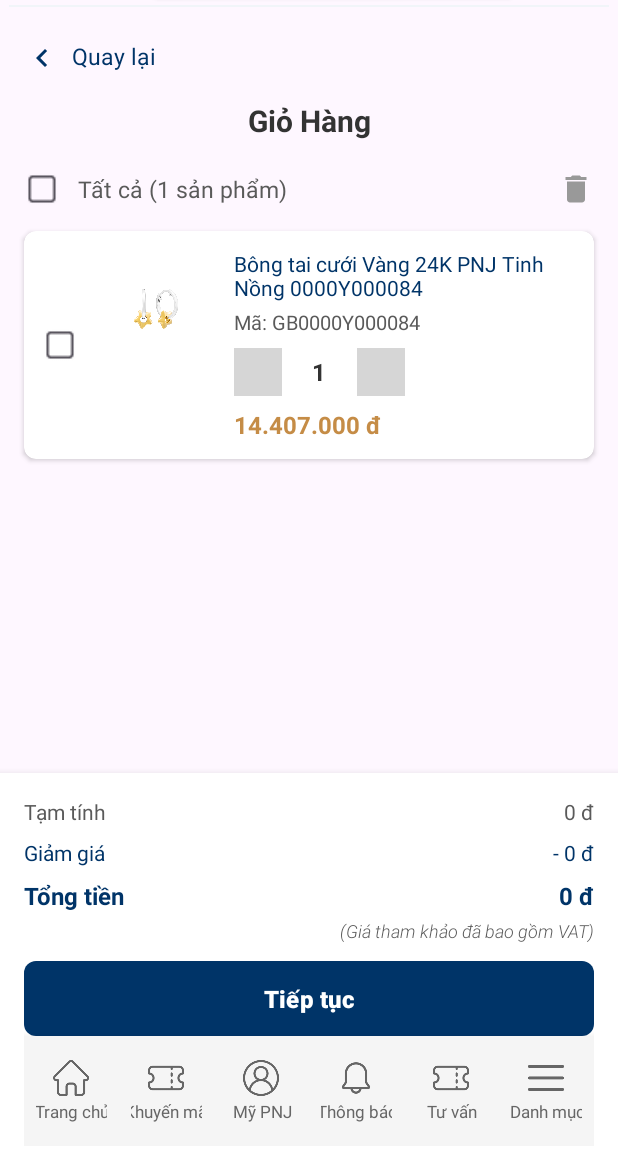
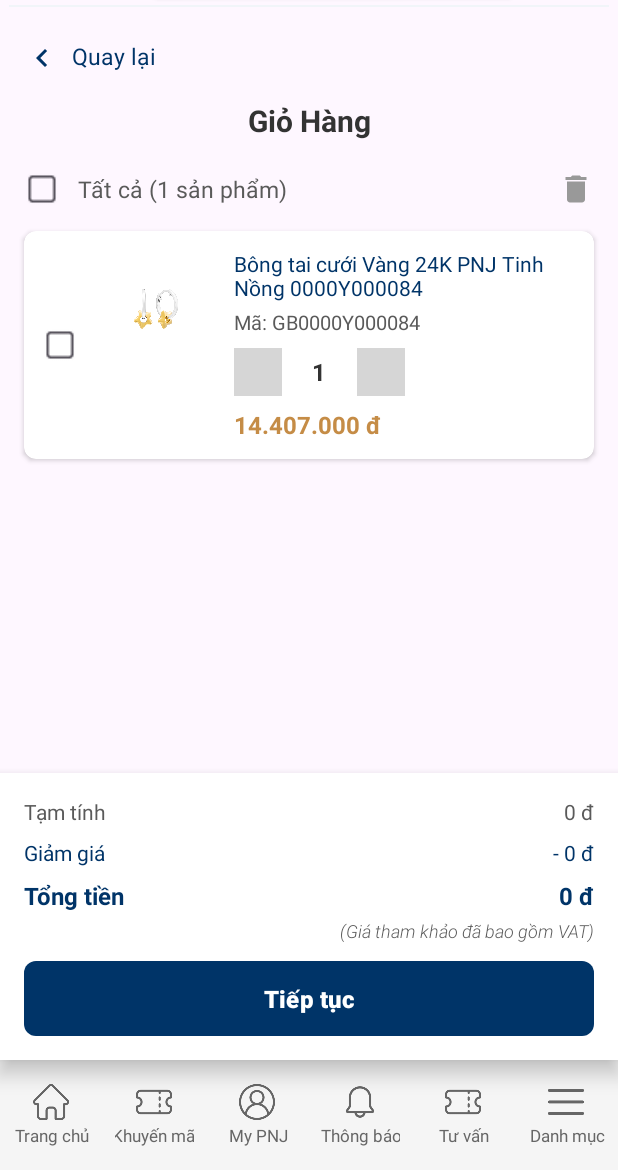
Before and after one commit to nguyenthihien51035/mobile, an Android app: the CartActivity screen opened directly, with no data from a screen before it, on a phone screen of 412 x 824 dp, the part 66-1236 px from its top. Run offline under Robolectric (Android 15) with nearby library versions, the phone set to English and light mode, and no system bars; 1 statement that could not run was skipped; grey boxes are pictures that could not be loaded.

Commit message:
Thêm: CustomBottomNavigationView, CustomCategoryDrawer, custom_category_drawer Xóa: fragment_bottom_navigation_panel Sửa: activity_cart.xml, activity_home_page.xml, activity_login.xml

```diff
--- /dev/null
+++ b/app/src/main/java/com/example/btl_nhom1/app/presentation/common/CustomBottomNavigationView.java
@@ -0,0 +1,85 @@
+package com.example.btl_nhom1.app.presentation.common;
+
+import android.content.Context;
+import android.content.Intent;
+import android.util.AttributeSet;
+import android.view.LayoutInflater;
+import android.widget.LinearLayout;
+import android.widget.Toast;
+
+import com.example.btl_nhom1.R;
+import com.example.btl_nhom1.app.presentation.pages.HomePageActivity;
+import com.example.btl_nhom1.app.presentation.pages.LoginActivity;
+
+public class CustomBottomNavigationView extends LinearLayout {
+    // Interface để giao tiếp với Activity chứa nó, ví dụ để mở Category Drawer
+    public interface OnBottomNavigationItemClickListener {
+        void onCategoryMenuClicked();
+    }
+
+    private OnBottomNavigationItemClickListener listener;
+
+    public void setOnBottomNavigationItemClickListener(OnBottomNavigationItemClickListener listener) {
+        this.listener = listener;
+    }
+
+    public CustomBottomNavigationView(Context context) {
+        super(context);
+        init(context);
+    }
+
+    public CustomBottomNavigationView(Context context, AttributeSet attrs) {
+        super(context, attrs);
+        init(context);
+    }
+
+    public CustomBottomNavigationView(Context context, AttributeSet attrs, int defStyleAttr) {
+        super(context, attrs, defStyleAttr);
+        init(context);
+    }
+
+    private void init(Context context) {
+        LayoutInflater.from(context).inflate(R.layout.fragment_bottom_navigation, this, true);
+
+        LinearLayout navHome = findViewById(R.id.navHome);
+        LinearLayout navPromotion = findViewById(R.id.navPromotion);
+        LinearLayout navMyPNJ = findViewById(R.id.navMyPNJ);
+        LinearLayout navNotification = findViewById(R.id.navNotification);
+        LinearLayout navConsult = findViewById(R.id.navConsult);
+        LinearLayout navMenu = findViewById(R.id.navMenu); // Nút danh mục
+
+        // Xử lý click cho Trang chủ
+        navHome.setOnClickListener(v -> {
+            // Kiểm tra nếu đang ở HomePageActivity thì không làm gì để tránh tạo Activity mới
+            if (!(context instanceof HomePageActivity)) {
+                Intent intent = new Intent(context, HomePageActivity.class);
+                // Các flag này sẽ xóa tất cả Activity trên HomePageActivity và đưa HomePageActivity lên trên cùng
+                intent.addFlags(Intent.FLAG_ACTIVITY_CLEAR_TOP | Intent.FLAG_ACTIVITY_SINGLE_TOP);
+                context.startActivity(intent);
+            }
+        });
+
+        // Xử lý click cho My PNJ
+        navMyPNJ.setOnClickListener(v -> {
+            // Kiểm tra nếu đang ở LoginActivity thì không làm gì để tránh tạo Activity mới
+            if (!(context instanceof LoginActivity)) {
+                Intent intent = new Intent(context, LoginActivity.class);
+                // intent.addFlags(Intent.FLAG_ACTIVITY_CLEAR_TOP | Intent.FLAG_ACTIVITY_SINGLE_TOP);
+                context.startActivity(intent);
+            }
+        });
+
+        // Xử lý click cho Danh mục (sử dụng Listener để giao tiếp với Activity)
+        navMenu.setOnClickListener(v -> {
+            if (listener != null) {
+                listener.onCategoryMenuClicked();
+            }
+        });
+
+        // Xử lý click cho các mục khác (ví dụ: Khuyến mãi, Thông báo, Tư vấn)
+        // Hiện tại chỉ hiển thị Toast
+        navPromotion.setOnClickListener(v -> Toast.makeText(context, "Chuyển đến Khuyến mãi", Toast.LENGTH_SHORT).show());
+        navNotification.setOnClickListener(v -> Toast.makeText(context, "Chuyển đến Thông báo", Toast.LENGTH_SHORT).show());
+        navConsult.setOnClickListener(v -> Toast.makeText(context, "Chuyển đến Tư vấn", Toast.LENGTH_SHORT).show());
+    }
+}
--- /dev/null
+++ b/app/src/main/java/com/example/btl_nhom1/app/presentation/common/CustomCategoryDrawer.java
@@ -0,0 +1,109 @@
+package com.example.btl_nhom1.app.presentation.common;
+
+import android.content.Context;
+import android.util.AttributeSet;
+import android.util.DisplayMetrics;
+import android.view.LayoutInflater;
+import android.view.View;
+import android.widget.LinearLayout;
+import android.widget.ListView;
+import android.widget.RelativeLayout;
+
+import com.example.btl_nhom1.R;
+import com.example.btl_nhom1.app.domain.model.CategoryItem;
+import com.example.btl_nhom1.app.presentation.adapter.ExpandableCategoryAdapter;
+
+import java.util.Arrays;
+import java.util.List;
+
+public class CustomCategoryDrawer extends RelativeLayout {
+    private LinearLayout menuPanel;
+    private View overlay;
+    private ListView listCategory;
+
+    public CustomCategoryDrawer(Context context) {
+        super(context);
+        init(context);
+    }
+
+    public CustomCategoryDrawer(Context context, AttributeSet attrs) {
+        super(context, attrs);
+        init(context);
+    }
+
+    public CustomCategoryDrawer(Context context, AttributeSet attrs, int defStyleAttr) {
+        super(context, attrs, defStyleAttr);
+        init(context);
+    }
+
+    private void init(Context context) {
+        // Inflate layout riêng của custom view
+        LayoutInflater.from(context).inflate(R.layout.custom_category_drawer, this, true);
+
+        menuPanel = findViewById(R.id.menuPanel);
+        overlay = findViewById(R.id.overlayBackground);
+        listCategory = findViewById(R.id.listCategory);
+
+        // Cấu hình kích thước menu panel (70% chiều rộng màn hình)
+        DisplayMetrics metrics = getResources().getDisplayMetrics();
+        int screenWidth = metrics.widthPixels;
+        RelativeLayout.LayoutParams params = (RelativeLayout.LayoutParams) menuPanel.getLayoutParams();
+        params.width = (int) (screenWidth * 0.7);
+        menuPanel.setLayoutParams(params);
+
+        // Dữ liệu danh mục
+        List<CategoryItem> categories = Arrays.asList(
+                new CategoryItem("Nhẫn +", Arrays.asList("Nhẫn Vàng", "Nhẫn Kim Cương", "Nhẫn Bạc")),
+                new CategoryItem("Dây chuyền +", Arrays.asList("Dây Chuyền Vàng", "Dây Chuyền Bạc")),
+                new CategoryItem("Bông tai", null),
+                new CategoryItem("Vòng tay", null),
+                new CategoryItem("Đồng hồ", null),
+                new CategoryItem("Trang sức cưới", null)
+        );
+
+        ExpandableCategoryAdapter adapter = new ExpandableCategoryAdapter(context, categories);
+        listCategory.setAdapter(adapter);
+
+        // Xử lý đóng menu khi click vào overlay
+        overlay.setOnClickListener(v -> closeDrawer());
+    }
+
+    // Phương thức để mở menu
+    public void openDrawer() {
+        menuPanel.setVisibility(View.VISIBLE);
+        overlay.setVisibility(View.VISIBLE);
+        menuPanel.post(() -> {
+            menuPanel.setTranslationX(menuPanel.getWidth());
+            menuPanel.animate().translationX(0).setDuration(300).start();
+        });
+    }
+
+    // Phương thức để đóng menu
+    public void closeDrawer() {
+        menuPanel.post(() -> {
+            menuPanel.animate()
+                    .translationX(menuPanel.getWidth())
+                    .setDuration(300)
+                    .withEndAction(() -> {
+                        menuPanel.setVisibility(View.GONE);
+                        overlay.setVisibility(View.GONE);
+                    })
+                    .start();
+        });
+    }
+
+    // Kiểm tra xem drawer có đang mở không
+    public boolean isDrawerOpen() {
+        return menuPanel.getVisibility() == View.VISIBLE;
+    }
+
+    // Override onBackPressed để đóng drawer nếu đang mở
+    // Lưu ý: gọi phương thức này từ onBackPressed của Activity
+    public boolean handleBackPressed() {
+        if (isDrawerOpen()) {
+            closeDrawer();
+            return true; // Đã xử lý sự kiện back
+        }
+        return false; // Không xử lý, để Activity xử lý tiếp
+    }
+}
--- a/app/src/main/java/com/example/btl_nhom1/app/presentation/pages/CartActivity.java
+++ b/app/src/main/java/com/example/btl_nhom1/app/presentation/pages/CartActivity.java
@@ -1,6 +1,7 @@
 package com.example.btl_nhom1.app.presentation.pages;
 
 import android.os.Bundle;
+import android.widget.ImageView;
 
 import androidx.activity.EdgeToEdge;
 import androidx.appcompat.app.AppCompatActivity;
--- a/app/src/main/res/layout/activity_cart.xml
+++ b/app/src/main/res/layout/activity_cart.xml
@@ -1,11 +1,10 @@
 <?xml version="1.0" encoding="utf-8"?>
-<LinearLayout xmlns:android="http://schemas.android.com/apk/res/android"
+<RelativeLayout xmlns:android="http://schemas.android.com/apk/res/android"
     xmlns:app="http://schemas.android.com/apk/res-auto"
     xmlns:tools="http://schemas.android.com/tools"
     android:id="@+id/main"
     android:layout_width="match_parent"
-    android:layout_height="match_parent"
-    android:orientation="vertical">
+    android:layout_height="match_parent">
 
     <!-- Header -->
     <com.example.btl_nhom1.app.presentation.common.CustomHeaderView
@@ -18,6 +17,7 @@
         android:id="@+id/tvBack"
         android:layout_width="wrap_content"
         android:layout_height="wrap_content"
+        android:layout_below="@id/customHeader"
         android:layout_marginStart="16dp"
         android:layout_marginTop="16dp"
         android:drawableStart="@drawable/ic_back"
@@ -27,8 +27,10 @@
         android:textSize="15sp" />
 
     <TextView
+        android:id="@+id/tvPageTitle"
         android:layout_width="match_parent"
         android:layout_height="wrap_content"
+        android:layout_below="@id/tvBack"
         android:layout_marginTop="16dp"
         android:gravity="center"
         android:text="Giỏ Hàng"
@@ -37,13 +39,15 @@
         android:textStyle="bold" />
 
     <LinearLayout
+        android:id="@+id/llSelectAllHeader"
         android:layout_width="match_parent"
         android:layout_height="wrap_content"
+        android:layout_below="@id/tvPageTitle"
+        android:layout_marginStart="16dp"
         android:layout_marginTop="20dp"
-        android:layout_marginStart="16dp"
         android:layout_marginEnd="16dp"
-        android:orientation="horizontal"
-        android:gravity="center_vertical">
+        android:gravity="center_vertical"
+        android:orientation="horizontal">
 
         <CheckBox
             android:id="@+id/cbSelectAll"
@@ -68,11 +72,126 @@
             app:tint="#999999" />
     </LinearLayout>
 
+    <!-- Bottom Navigation - Phải ở cấp độ trên cùng của RelativeLayout -->
+    <com.example.btl_nhom1.app.presentation.common.CustomBottomNavigationView
+        android:id="@+id/customBottomNav"
+        android:layout_width="match_parent"
+        android:layout_height="wrap_content"
+        android:layout_alignParentBottom="true" />
+
+    <!-- Summary and Checkout - Phải ở trên Bottom Navigation -->
+    <LinearLayout
+        android:id="@+id/llCartSummaryAndCheckout"
+        android:layout_width="match_parent"
+        android:layout_height="wrap_content"
+        android:layout_above="@id/customBottomNav"
+        android:background="#FFFFFF"
+        android:elevation="8dp"
+        android:orientation="vertical"
+        android:padding="16dp">
+
+        <LinearLayout
+            android:layout_width="match_parent"
+            android:layout_height="wrap_content"
+            android:orientation="horizontal">
+
+            <TextView
+                android:layout_width="0dp"
+                android:layout_height="wrap_content"
+                android:layout_weight="1"
+                android:text="Tạm tính"
+                android:textColor="#5A5A5A"
+                android:textSize="14sp" />
+
+            <TextView
+                android:id="@+id/tvSubtotal"
+                android:layout_width="wrap_content"
+                android:layout_height="wrap_content"
+                android:text="0 đ"
+                android:textColor="#5A5A5A"
+                android:textSize="14sp" />
+        </LinearLayout>
+
+        <LinearLayout
+            android:layout_width="match_parent"
+            android:layout_height="wrap_content"
+            android:layout_marginTop="8dp"
+            android:orientation="horizontal">
+
+            <TextView
+                android:layout_width="0dp"
+                android:layout_height="wrap_content"
+                android:layout_weight="1"
+                android:text="Giảm giá"
+                android:textColor="#003468"
+                android:textSize="14sp" />
+
+            <TextView
+                android:id="@+id/tvDiscount"
+                android:layout_width="wrap_content"
+                android:layout_height="wrap_content"
+                android:text="- 0 đ"
+                android:textColor="#003468"
+                android:textSize="14sp" />
+        </LinearLayout>
+
+        <LinearLayout
+            android:layout_width="match_parent"
+            android:layout_height="wrap_content"
+            android:layout_marginTop="8dp"
+            android:orientation="horizontal">
+
+            <TextView
+                android:layout_width="0dp"
+                android:layout_height="wrap_content"
+                android:layout_weight="1"
+                android:text="Tổng tiền"
+                android:textColor="#003468"
+                android:textSize="16sp"
+                android:textStyle="bold" />
+
+            <TextView
+                android:id="@+id/tvTotal"
+                android:layout_width="wrap_content"
+                android:layout_height="wrap_content"
+                android:text="0 đ"
+                android:textColor="#003468"
+                android:textSize="16sp"
+                android:textStyle="bold" />
+        </LinearLayout>
+
+        <TextView
+            android:layout_width="match_parent"
+            android:layout_height="wrap_content"
+            android:layout_marginTop="4dp"
+            android:fontFamily="sans-serif-light"
+            android:gravity="end"
+            android:text="(Giá tham khảo đã bao gồm VAT)"
+            android:textColor="#5A5A5A"
+            android:textSize="12sp"
+            android:textStyle="italic" />
+
+        <Button
+            android:id="@+id/btnCheckout"
+            android:layout_width="match_parent"
+            android:layout_height="50dp"
+            android:layout_marginTop="12dp"
+            android:background="@drawable/button_primary_bg"
+            android:text="Tiếp tục"
+            android:textColor="#FFFFFF"
+            android:textSize="16sp"
+            android:textStyle="bold"
+            app:backgroundTint="#003468" />
+    </LinearLayout>
+
+    <!-- ScrollView for Cart Items - Ở giữa header và summary/checkout -->
     <ScrollView
+        android:id="@+id/scrollCartItems"
         android:layout_width="match_parent"
-        android:layout_height="187dp"
-        android:layout_marginTop="8dp"
-        android:layout_weight="1">
+        android:layout_height="match_parent"
+        android:layout_above="@id/llCartSummaryAndCheckout"
+        android:layout_below="@id/llSelectAllHeader"
+        android:layout_marginTop="8dp">
 
         <LinearLayout
             android:id="@+id/llCartItems"
@@ -80,7 +199,7 @@
             android:layout_height="wrap_content"
             android:orientation="vertical">
 
-            <!-- Cart Item -->
+            <!-- Cart Item (giữ nguyên) -->
             <androidx.cardview.widget.CardView
                 android:layout_width="match_parent"
                 android:layout_height="wrap_content"
@@ -184,156 +303,28 @@
                     </LinearLayout>
                 </LinearLayout>
             </androidx.cardview.widget.CardView>
-
         </LinearLayout>
     </ScrollView>
 
-    <LinearLayout
-        android:layout_width="match_parent"
-        android:layout_height="wrap_content"
-        android:background="#FFFFFF"
-        android:elevation="8dp"
-        android:orientation="vertical"
-        android:padding="16dp">
-
-        <LinearLayout
-            android:layout_width="match_parent"
-            android:layout_height="wrap_content"
-            android:orientation="horizontal">
-
-            <TextView
-                android:layout_width="0dp"
-                android:layout_height="wrap_content"
-                android:layout_weight="1"
-                android:text="Tạm tính"
-                android:textColor="#5A5A5A"
-                android:textSize="14sp" />
-
-            <TextView
-                android:id="@+id/tvSubtotal"
-                android:layout_width="wrap_content"
-                android:layout_height="wrap_content"
-                android:text="0 đ"
-                android:textColor="#5A5A5A"
-                android:textSize="14sp" />
-        </LinearLayout>
-
-        <LinearLayout
-            android:layout_width="match_parent"
-            android:layout_height="wrap_content"
-            android:layout_marginTop="8dp"
-            android:orientation="horizontal">
-
-            <TextView
-                android:layout_width="0dp"
-                android:layout_height="wrap_content"
-                android:layout_weight="1"
-                android:text="Giảm giá"
-                android:textColor="#003468"
-                android:textSize="14sp" />
-
-            <TextView
-                android:id="@+id/tvDiscount"
-                android:layout_width="wrap_content"
-                android:layout_height="wrap_content"
-                android:text="- 0 đ"
-                android:textColor="#003468"
-                android:textSize="14sp" />
-        </LinearLayout>
-
-        <LinearLayout
-            android:layout_width="match_parent"
-            android:layout_height="wrap_content"
-            android:layout_marginTop="8dp"
-            android:orientation="horizontal">
-
-            <TextView
-                android:layout_width="0dp"
-                android:layout_height="wrap_content"
-                android:layout_weight="1"
-                android:text="Tổng tiền"
-                android:textColor="#003468"
-                android:textSize="16sp"
-                android:textStyle="bold" />
-
-            <TextView
-                android:id="@+id/tvTotal"
-                android:layout_width="wrap_content"
-                android:layout_height="wrap_content"
-                android:text="0 đ"
-                android:textColor="#003468"
-                android:textSize="16sp"
-                android:textStyle="bold" />
-        </LinearLayout>
-
-        <TextView
-            android:layout_width="match_parent"
-            android:layout_height="wrap_content"
-            android:layout_marginTop="4dp"
-            android:fontFamily="sans-serif-light"
-            android:gravity="end"
-            android:text="(Giá tham khảo đã bao gồm VAT)"
-            android:textColor="#5A5A5A"
-            android:textSize="12sp"
-            android:textStyle="italic" />
-
-        <Button
-            android:id="@+id/btnCheckout"
-            android:layout_width="match_parent"
-            android:layout_height="50dp"
-            android:layout_marginTop="12dp"
-            android:background="@drawable/button_primary_bg"
-            android:text="Tiếp tục"
-            android:textColor="#FFFFFF"
-            android:textSize="16sp"
-            android:textStyle="bold"
-            app:backgroundTint="#003468" />
-
-        <!-- Bottom Navigation -->
-        <include
-            android:id="@+id/includeBottomNav"
-            layout="@layout/fragment_bottom_navigation"
-            android:layout_width="match_parent"
-            android:layout_height="wrap_content"
-            android:layout_alignParentBottom="true" />
-
-        <!-- Overlay Background -->
+    <!-- Overlay Background - Để che mờ phần còn lại khi drawer mở -->
     <View
         android:id="@+id/overlayBackground"
         android:layout_width="match_parent"
         android:layout_height="match_parent"
         android:background="#80000000"
+        android:clickable="true"
+        android:focusable="true"
         android:visibility="gone" />
 
-        <!-- Panel danh mục trượt từ phải -->
-        <LinearLayout
-            android:id="@+id/menuPanel"
+    <!-- Panel danh mục trượt từ phải (Custom Category Drawer) -->
+    <!-- Sử dụng CustomCategoryDrawer thay vì LinearLayout trực tiếp -->
+    <com.example.btl_nhom1.app.presentation.common.CustomCategoryDrawer
+        android:id="@+id/customCategoryDrawer"
         android:layout_width="280dp"
         android:layout_height="match_parent"
         android:layout_alignParentEnd="true"
-            android:background="#FFFFFF"
+        android:translationX="280dp"
         android:elevation="10dp"
-            android:orientation="vertical"
-            android:padding="16dp"
-            android:translationX="1000dp"
-            android:visibility="gone">
+        android:visibility="gone" />
 
-            <TextView
-                android:id="@+id/titleMenu"
-                android:layout_width="wrap_content"
-                android:layout_height="wrap_content"
-                android:layout_marginBottom="16dp"
-                android:text="Danh mục sản phẩm"
-                android:textColor="#333333"
-                android:textSize="18sp"
-                android:textStyle="bold" />
-
-            <ListView
-                android:id="@+id/listCategory"
-                android:layout_width="match_parent"
-                android:layout_height="wrap_content"
-                android:divider="@android:color/darker_gray"
-                android:dividerHeight="0.5dp" />
-        </LinearLayout>
-    </LinearLayout>
-</LinearLayout>
+</RelativeLayout>
--- a/app/src/main/res/layout/fragment_bottom_navigation.xml
+++ b/app/src/main/res/layout/fragment_bottom_navigation.xml
@@ -101,7 +101,7 @@
             android:layout_height="wrap_content"
             android:layout_marginTop="4dp"
             android:gravity="center"
-            android:text="Mỹ PNJ"
+            android:text="My PNJ"
             android:textColor="#666666"
             android:textSize="11sp"
             android:singleLine="true"
```
Also changed, not shown: app/src/main/java/com/example/btl_nhom1/app/presentation/pages/HomePageActivity.java (+20 -63 lines), app/src/main/java/com/example/btl_nhom1/app/presentation/pages/LoginActivity.java (+12 -0 lines), app/src/main/res/layout/activity_home_page.xml (+6 -15 lines), app/src/main/res/layout/activity_login.xml (+9 -20 lines), app/src/main/res/layout/custom_category_drawer.xml (added, +44 -0 lines), app/src/main/res/layout/fragment_bottom_navigation_panel.xml (deleted, +0 -52 lines). Lines whose indentation alone changed are shown as unchanged.
